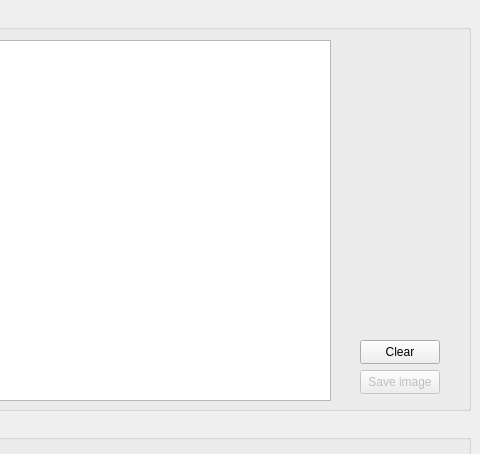
Before: the Qt Designer form mainwindow.ui in Oppenjaimer/serial-geiger-counter-qt, drawn with Qt 5; both pictures show x 800 to 1280 and y 0 to 454 of the 1280 by 720 pixel window.
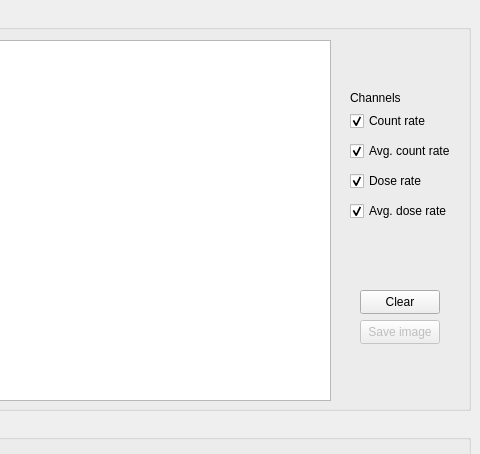
After: the same form once the commit is applied. Custom widgets are drawn as their Qt base class.

Commit message: Implement graph channels and buttons

Diff of the .ui file:
```diff
--- a/mainwindow.ui
+++ b/mainwindow.ui
@@ -276,7 +276,7 @@
      <property name="geometry">
       <rect>
        <x>750</x>
-       <y>330</y>
+       <y>280</y>
        <width>80</width>
        <height>24</height>
       </rect>
@@ -295,7 +295,7 @@
      <property name="geometry">
       <rect>
        <x>750</x>
-       <y>360</y>
+       <y>310</y>
        <width>80</width>
        <height>24</height>
       </rect>
@@ -307,6 +307,98 @@
       <string>Save image</string>
      </property>
     </widget>
+    <widget class="QLabel" name="label_channels">
+     <property name="geometry">
+      <rect>
+       <x>740</x>
+       <y>80</y>
+       <width>61</width>
+       <height>16</height>
+      </rect>
+     </property>
+     <property name="text">
+      <string>Channels</string>
+     </property>
+    </widget>
+    <widget class="QCheckBox" name="checkbox_cpm">
+     <property name="geometry">
+      <rect>
+       <x>740</x>
+       <y>100</y>
+       <width>111</width>
+       <height>22</height>
+      </rect>
+     </property>
+     <property name="cursor">
+      <cursorShape>PointingHandCursor</cursorShape>
+     </property>
+     <property name="text">
+      <string>Count rate</string>
+     </property>
+     <property name="checked">
+      <bool>true</bool>
+     </property>
+     <property name="tristate">
+      <bool>false</bool>
+     </property>
+    </widget>
+    <widget class="QCheckBox" name="checkbox_avg_cpm">
+     <property name="geometry">
+      <rect>
+       <x>740</x>
+       <y>130</y>
+       <width>111</width>
+       <height>22</height>
+      </rect>
+     </property>
+     <property name="cursor">
+      <cursorShape>PointingHandCursor</cursorShape>
+     </property>
+     <property name="text">
+      <string>Avg. count rate</string>
+     </property>
+     <property name="checked">
+      <bool>true</bool>
+     </property>
+    </widget>
+    <widget class="QCheckBox" name="checkbox_usv">
+     <property name="geometry">
+      <rect>
+       <x>740</x>
+       <y>160</y>
+       <width>111</width>
+       <height>22</height>
+      </rect>
+     </property>
+     <property name="cursor">
+      <cursorShape>PointingHandCursor</cursorShape>
+     </property>
+     <property name="text">
+      <string>Dose rate</string>
+     </property>
+     <property name="checked">
+      <bool>true</bool>
+     </property>
+    </widget>
+    <widget class="QCheckBox" name="checkbox_avg_usv">
+     <property name="geometry">
+      <rect>
+       <x>740</x>
+       <y>190</y>
+       <width>111</width>
+       <height>22</height>
+      </rect>
+     </property>
+     <property name="cursor">
+      <cursorShape>PointingHandCursor</cursorShape>
+     </property>
+     <property name="text">
+      <string>Avg. dose rate</string>
+     </property>
+     <property name="checked">
+      <bool>true</bool>
+     </property>
+    </widget>
    </widget>
    <widget class="QGroupBox" name="group_formatted_output">
     <property name="geometry">
```
The commit also changes 2 other files.
